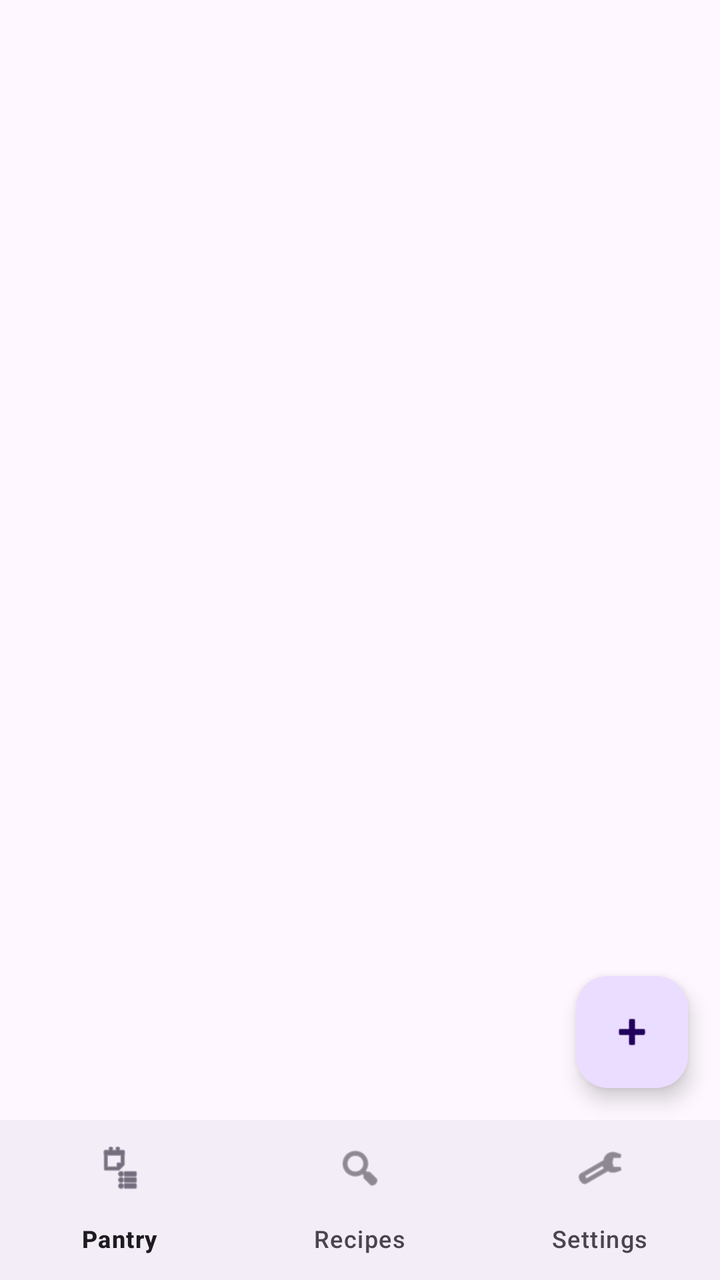
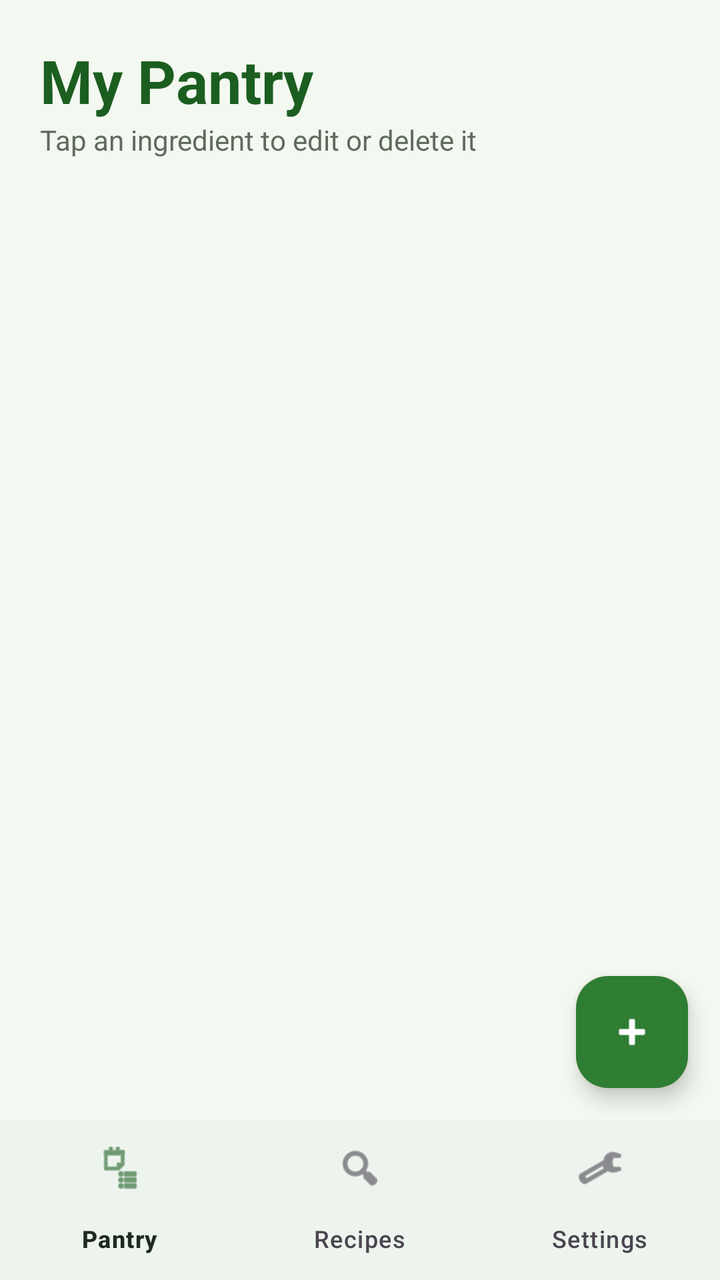

Before-and-after screenshots of an Android layout around one commit, followed by the original layout XML and the change that was made.
<!-- AndroidManifest.xml: application theme Theme.SmartPantrymanager -->
<!-- res/layout/activity_main.xml -->
<?xml version="1.0" encoding="utf-8"?>
<androidx.constraintlayout.widget.ConstraintLayout
    xmlns:android="http://schemas.android.com/apk/res/android"
    xmlns:app="http://schemas.android.com/apk/res-auto"
    android:id="@+id/main"
    android:layout_width="match_parent"
    android:layout_height="match_parent">

    <androidx.recyclerview.widget.RecyclerView
        android:id="@+id/recyclerPantry"
        android:layout_width="0dp"
        android:layout_height="0dp"
        app:layout_constraintTop_toTopOf="parent"
        app:layout_constraintBottom_toTopOf="@id/bottomNav"
        app:layout_constraintStart_toStartOf="parent"
        app:layout_constraintEnd_toEndOf="parent" />

    <TextView
        android:id="@+id/textEmpty"
        android:layout_width="wrap_content"
        android:layout_height="wrap_content"
        android:text="Your pantry is empty. Add some ingredients!"
        android:visibility="gone"
        app:layout_constraintTop_toTopOf="parent"
        app:layout_constraintBottom_toTopOf="@id/bottomNav"
        app:layout_constraintStart_toStartOf="parent"
        app:layout_constraintEnd_toEndOf="parent" />

    <com.google.android.material.floatingactionbutton.FloatingActionButton
        android:id="@+id/fabAdd"
        android:layout_width="wrap_content"
        android:layout_height="wrap_content"
        android:layout_margin="16dp"
        android:contentDescription="Add ingredient"
        android:src="@android:drawable/ic_input_add"
        app:layout_constraintBottom_toTopOf="@id/bottomNav"
        app:layout_constraintEnd_toEndOf="parent" />

    <com.google.android.material.bottomnavigation.BottomNavigationView
        android:id="@+id/bottomNav"
        android:layout_width="0dp"
        android:layout_height="wrap_content"
        app:menu="@menu/bottom_nav_menu"
        app:layout_constraintBottom_toBottomOf="parent"
        app:layout_constraintStart_toStartOf="parent"
        app:layout_constraintEnd_toEndOf="parent" />
</androidx.constraintlayout.widget.ConstraintLayout>
<!-- resources referenced by this layout -->
<resources>
  <style name="Theme.SmartPantrymanager" parent="Base.Theme.SmartPantrymanager" />
  <style name="Base.Theme.SmartPantrymanager" parent="Theme.Material3.DayNight.NoActionBar">
          
          
      </style>
</resources>

<!-- the commit's change to res/layout/activity_main.xml (unified diff, before → after) -->
@@ -4,13 +4,46 @@
     xmlns:app="http://schemas.android.com/apk/res-auto"
     android:id="@+id/main"
     android:layout_width="match_parent"
-    android:layout_height="match_parent">
+    android:layout_height="match_parent"
+    android:background="@color/background">
+
+    <LinearLayout
+        android:id="@+id/header"
+        android:layout_width="0dp"
+        android:layout_height="wrap_content"
+        android:orientation="vertical"
+        android:paddingStart="20dp"
+        android:paddingTop="20dp"
+        android:paddingEnd="20dp"
+        android:paddingBottom="8dp"
+        app:layout_constraintTop_toTopOf="parent"
+        app:layout_constraintStart_toStartOf="parent"
+        app:layout_constraintEnd_toEndOf="parent">
+
+        <TextView
+            android:layout_width="match_parent"
+            android:layout_height="wrap_content"
+            android:text="My Pantry"
+            android:textColor="@color/green_dark"
+            android:textSize="30sp"
+            android:textStyle="bold" />
+
+        <TextView
+            android:layout_width="match_parent"
+            android:layout_height="wrap_content"
+            android:text="Tap an ingredient to edit or delete it"
+            android:textColor="@color/text_secondary"
+            android:textSize="14sp" />
+    </LinearLayout>
 
     <androidx.recyclerview.widget.RecyclerView
         android:id="@+id/recyclerPantry"
         android:layout_width="0dp"
         android:layout_height="0dp"
-        app:layout_constraintTop_toTopOf="parent"
+        android:clipToPadding="false"
+        android:paddingTop="4dp"
+        android:paddingBottom="96dp"
+        app:layout_constraintTop_toBottomOf="@id/header"
         app:layout_constraintBottom_toTopOf="@id/bottomNav"
         app:layout_constraintStart_toStartOf="parent"
         app:layout_constraintEnd_toEndOf="parent" />
@@ -19,7 +52,10 @@
         android:id="@+id/textEmpty"
         android:layout_width="wrap_content"
         android:layout_height="wrap_content"
-        android:text="Your pantry is empty. Add some ingredients!"
+        android:gravity="center"
+        android:text="\n\nYour pantry is empty. Add some ingredients!"
+        android:textColor="@color/text_secondary"
+        android:textSize="16sp"
         android:visibility="gone"
         app:layout_constraintTop_toTopOf="parent"
         app:layout_constraintBottom_toTopOf="@id/bottomNav"
@@ -33,6 +69,8 @@
         android:layout_margin="16dp"
         android:contentDescription="Add ingredient"
         android:src="@android:drawable/ic_input_add"
+        app:backgroundTint="@color/green_primary"
+        app:tint="@color/white"
         app:layout_constraintBottom_toTopOf="@id/bottomNav"
         app:layout_constraintEnd_toEndOf="parent" />
 
@@ -40,6 +78,9 @@
         android:id="@+id/bottomNav"
         android:layout_width="0dp"
         android:layout_height="wrap_content"
+        android:background="@color/white"
+        android:elevation="8dp"
+        app:labelVisibilityMode="labeled"
         app:menu="@menu/bottom_nav_menu"
         app:layout_constraintBottom_toBottomOf="parent"
         app:layout_constraintStart_toStartOf="parent"
<!-- resource entries referenced after the edit -->
@@ -1,9 +1,27 @@
 <!-- resources referenced by this layout -->
 <resources>
+  <color name="background">#F3F8F0</color>
+  <color name="green_dark">#1B5E20</color>
+  <color name="green_primary">#2E7D32</color>
+  <color name="text_secondary">#5F6B5F</color>
+  <color name="white">#FFFFFFFF</color>
   <style name="Theme.SmartPantrymanager" parent="Base.Theme.SmartPantrymanager" />
-  <style name="Base.Theme.SmartPantrymanager" parent="Theme.Material3.DayNight.NoActionBar">
-          
-          
+  <style name="Base.Theme.SmartPantrymanager" parent="Theme.Material3.Light.NoActionBar">
+          <item name="colorPrimary">@color/green_primary</item>
+          <item name="colorOnPrimary">@color/white</item>
+          <item name="colorPrimaryContainer">@color/green_light</item>
+          <item name="colorOnPrimaryContainer">@color/green_dark</item>
+          <item name="colorSecondary">@color/green_primary</item>
+          <item name="colorOnSecondary">@color/white</item>
+          <item name="colorSecondaryContainer">@color/green_light</item>
+          <item name="colorOnSecondaryContainer">@color/green_dark</item>
+          <item name="colorSurface">@color/white</item>
+          <item name="colorOnSurface">@color/text_primary</item>
+          <item name="android:colorBackground">@color/background</item>
+          <item name="android:windowBackground">@color/background</item>
+          <item name="android:windowLightStatusBar">true</item>
       </style>
+  <color name="green_light">#DCEDC8</color>
+  <color name="text_primary">#1F2A1F</color>
 </resources>
 
